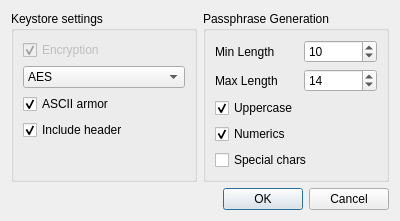
First picture: the form in ui/Settings.ui, repository tcShadowWalker/XKey, before the edit.
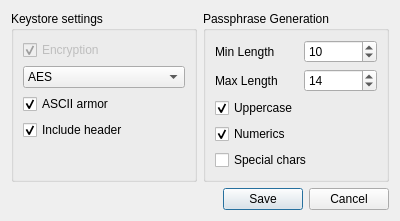
Second picture: the form after the edit.

Commit message: Added SettingsDialog. Made Folder structure move-assignable

Diff of the .ui file:
```diff
--- a/ui/Settings.ui
+++ b/ui/Settings.ui
@@ -205,7 +205,7 @@
       <enum>Qt::Horizontal</enum>
      </property>
      <property name="standardButtons">
-      <set>QDialogButtonBox::Cancel|QDialogButtonBox::Ok</set>
+      <set>QDialogButtonBox::Cancel|QDialogButtonBox::Save</set>
      </property>
     </widget>
    </item>
```
Left out of the diff: 16 changed lines with no effect on the pictures. The commit also changes 11 other files.
